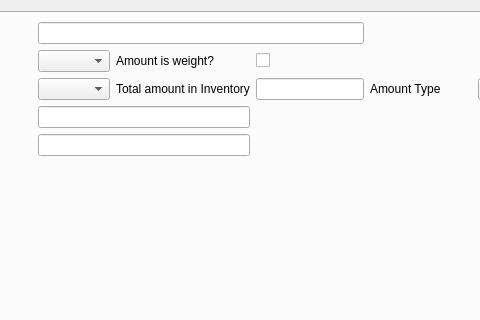
First picture: the form in ui/yeastEditor.ui, repository Brewken/brewken, before the edit; both pictures show x 117 to 597 and y 0 to 320 of the 689 by 418 pixel window.
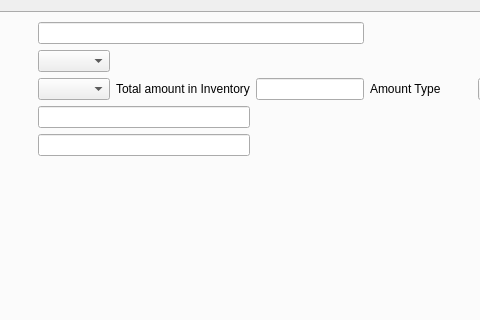
Second picture: the form after the edit. Icons and pictures are not drawn. Custom widgets are drawn as their Qt base class.

Commit message: Fix crash when changing yeast measurement type to count

Patch:
```diff
--- a/ui/yeastEditor.ui
+++ b/ui/yeastEditor.ui
@@ -79,38 +79,6 @@
          </property>
         </widget>
        </item>
-       <item row="1" column="2">
-        <widget class="QLabel" name="label_amountIsWeight">
-         <property name="sizePolicy">
-          <sizepolicy hsizetype="Expanding" vsizetype="Preferred">
-           <horstretch>0</horstretch>
-           <verstretch>0</verstretch>
-          </sizepolicy>
-         </property>
-         <property name="toolTip">
-          <string>Check it if the amount given is in kg instead of L.</string>
-         </property>
-         <property name="text">
-          <string>Amount is weight?</string>
-         </property>
-        </widget>
-       </item>
-       <item row="1" column="3">
-        <widget class="QCheckBox" name="checkBox_amountIsWeight">
-         <property name="sizePolicy">
-          <sizepolicy hsizetype="Expanding" vsizetype="Fixed">
-           <horstretch>0</horstretch>
-           <verstretch>0</verstretch>
-          </sizepolicy>
-         </property>
-         <property name="toolTip">
-          <string>Checked if the given amount is weight instead of volume</string>
-         </property>
-         <property name="text">
-          <string/>
-         </property>
-        </widget>
-       </item>
        <item row="2" column="0">
         <widget class="QLabel" name="label_form">
          <property name="sizePolicy">
```
The commit also changes 40 other files.
